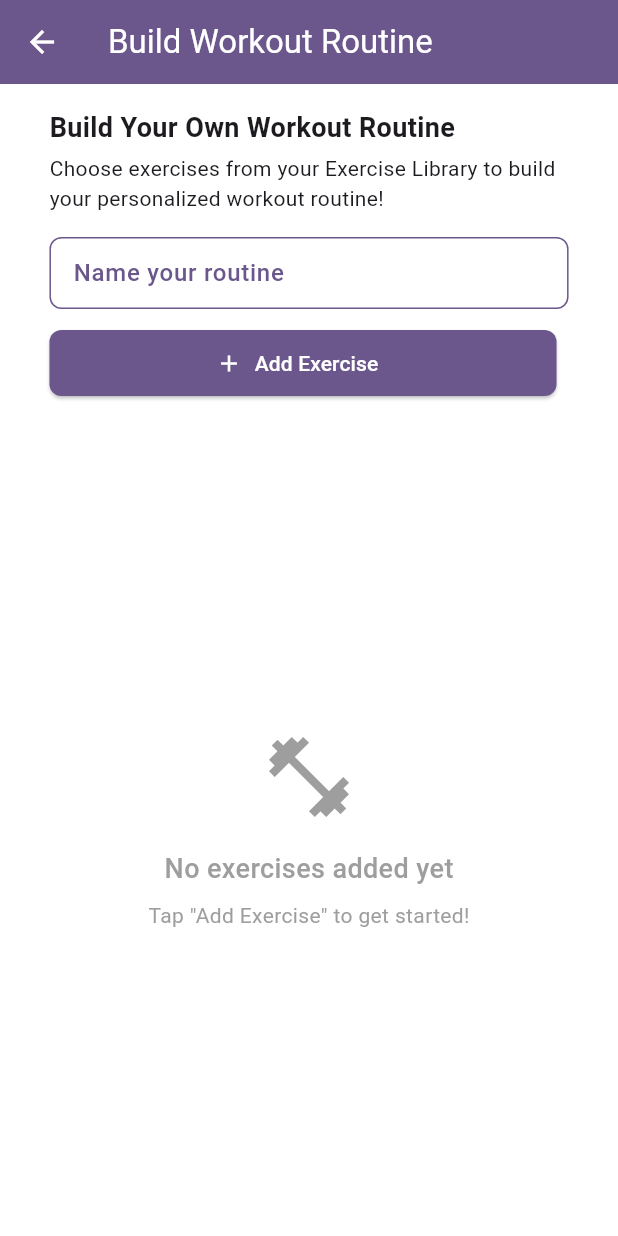
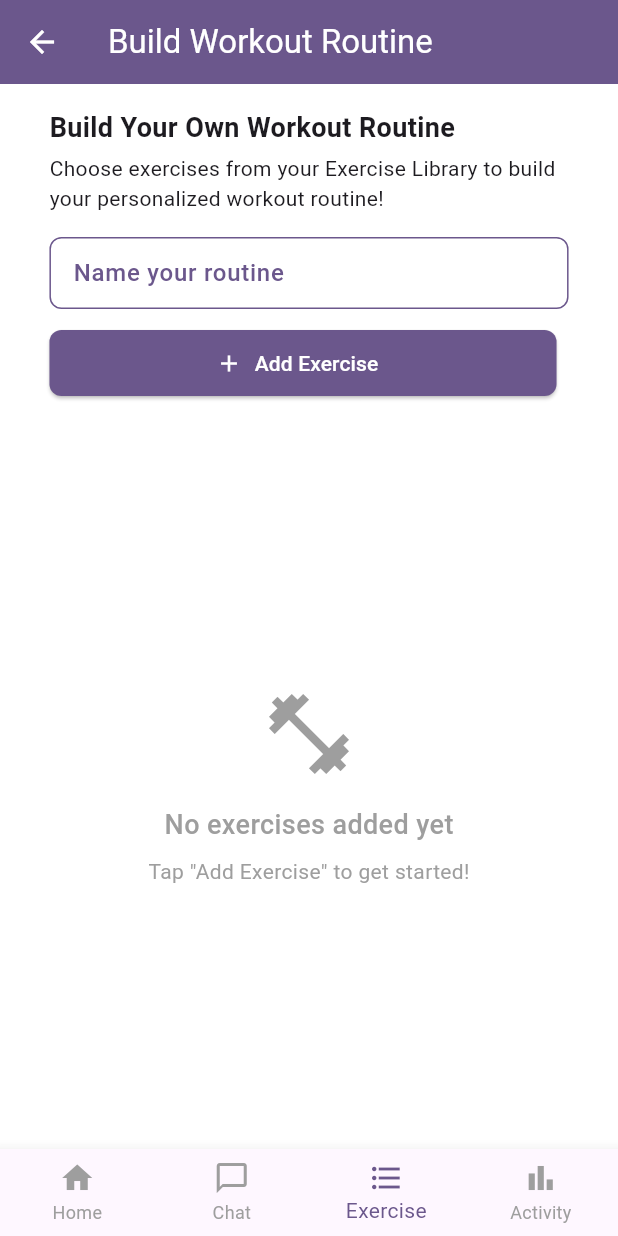
Before and after one commit to abhinavchoudhry/mHealth-SQLite, a Flutter app: the BuildRoutinePage screen opened directly with empty values, on a phone screen of 412 x 824 dp. Run offline on Flutter 3.47's test engine with Material 3 defaults, Android fonts, the light colour scheme and no system bars; our stand-ins replace shared_preferences, sqflite, video_player; accounts and stored records are empty.

Commit message:
Fixed bottom nav bar

```diff
--- a/lib/main.dart
+++ b/lib/main.dart
@@ -30,7 +30,7 @@ class MyApp extends StatelessWidget {
     return MaterialApp(
       debugShowCheckedModeBanner: false,
 
-      initialRoute: '/exercise',
+      initialRoute: '/welcome',
       routes: {
         '/welcome': (context) => const WelcomePage(),
         '/home': (context) => HomePage(),
--- a/lib/screens/exercise_lib/exercise pages/create_workout_own.dart
+++ b/lib/screens/exercise_lib/exercise pages/create_workout_own.dart
@@ -2,6 +2,7 @@ import 'package:mhealthapp/db_helper.dart';
 import 'package:mhealthapp/models/routine_exercise.dart';
 import 'package:mhealthapp/models/workout_routine.dart';
 import 'package:mhealthapp/screens/exercise_lib/exercise_lib.dart';
+import 'package:mhealthapp/screens/home_page.dart';
 import 'create_workout_own_popup.dart';
 import 'package:flutter/material.dart';
 
@@ -263,6 +264,42 @@ class _BuildRoutinePageState extends State<BuildRoutinePage> {
           ),
         ],
       ),
+            // Bottom Navigation Bar
+      bottomNavigationBar: BottomNavigationBar(
+        type: BottomNavigationBarType.fixed,
+        selectedItemColor: const Color(0xFF6B578C),
+        unselectedItemColor: Colors.grey,
+        showSelectedLabels: true,
+        showUnselectedLabels: true,
+        currentIndex: 2,
+        onTap: (index) {
+          if (index == 2) return; // Already on Exercise page
+
+          if (index == 0) {
+            // Navigate to HomePage
+            Navigator.push(
+              context,
+              MaterialPageRoute(builder: (context) => HomePage())
+            );
+          };
+          // Navigate to ChatPage
+          // else if (index == 1) {
+          // }
+          // Navigate to ActivityPage
+          // else if (index == 3) {
+          //   Navigator.push(
+          //     context,
+          //     MaterialPageRoute(builder: (context) => ())
+          //   );
+          // }
+        },
+        items: const [
+          BottomNavigationBarItem(icon: Icon(Icons.home), label: 'Home'),
+          BottomNavigationBarItem(icon: Icon(Icons.chat_bubble_outline), label: 'Chat'),
+          BottomNavigationBarItem(icon: Icon(Icons.format_list_bulleted), label: 'Exercise'),
+          BottomNavigationBarItem(icon: Icon(Icons.bar_chart), label: 'Activity'),
+        ],
+      ),
     );
   }
 
--- a/lib/screens/exercise_lib/exercise pages/create_workout_own_popup.dart
+++ b/lib/screens/exercise_lib/exercise pages/create_workout_own_popup.dart
@@ -154,7 +154,6 @@ class _AddExercisePopupState extends State<AddExercisePopup> {
                   IconButton(
                     icon: const Icon(Icons.close, size: 28),
                     onPressed: () {
-                      print('🔧 Close button pressed');
                       Navigator.pop(context);
                     },
                   ),
@@ -293,7 +292,6 @@ class _AddExercisePopupState extends State<AddExercisePopup> {
 
   Widget _buildExerciseDropdown() {
     if (allExercises.isEmpty) {
-      print('⚠️ No exercises to display in dropdown');
       return const Text('No exercises available');
     }
 
@@ -333,7 +331,6 @@ class _AddExercisePopupState extends State<AddExercisePopup> {
             ),
           );
         } catch (e) {
-          print('⚠️ Error creating dropdown item $i: $e');
           continue;
         }
       }
@@ -373,8 +370,6 @@ class _AddExercisePopupState extends State<AddExercisePopup> {
       );
 
     } catch (e, stackTrace) {
-      print('⚠️ Error building dropdown: $e');
-      print('📍 Stack trace: $stackTrace');
       return Container(
         padding: const EdgeInsets.all(12),
         decoration: BoxDecoration(
```
Also changed, not shown: lib/screens/exercise.dart (+14 -7 lines), lib/screens/exercise_lib/exercise pages/create_workout.dart (+13 -4 lines), lib/screens/exercise_lib/exercise pages/exercise_routine_ai.dart (+11 -3 lines), lib/screens/exercise_lib/exercise pages/gen_AI_workout_2.dart (+22 -0 lines), lib/screens/exercise_lib/exercise pages/gen_AI_workout_3.dart (+21 -0 lines), lib/screens/exercise_lib/exercise pages/generate_AI_workout.dart (+20 -0 lines), lib/screens/exercise_lib/exercise_lib.dart (+17 -5 lines). Lines whose indentation alone changed are shown as unchanged.
